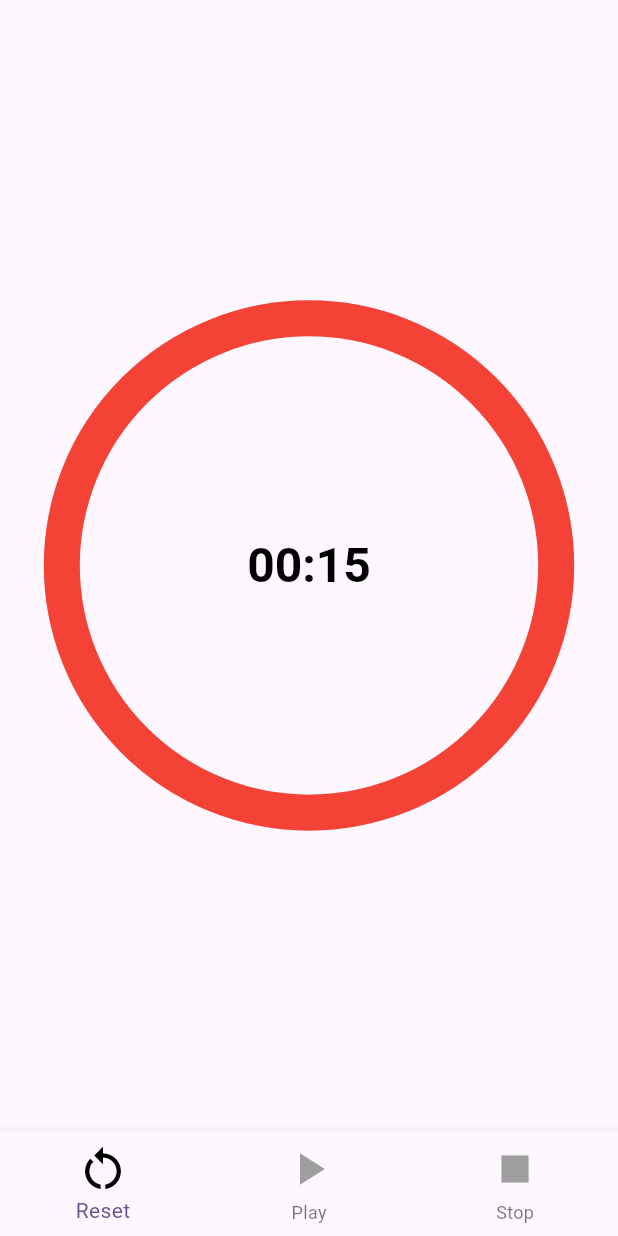
After one commit to sigirace/animation_challenge, a Flutter app: the screen it shows after launch, after a tap on "Pomodoro", on a phone screen of 412 x 824 dp. The commit adds this screen. Run offline on Flutter 3.47's test engine with Material 3 defaults, Android fonts, the light colour scheme and no system bars.

Commit message:
pomodoro challenge

```diff
--- a/lib/screens/menu_screen.dart
+++ b/lib/screens/menu_screen.dart
@@ -1,5 +1,6 @@
 import 'package:animation_challenge/screens/explicit_animation_screen.dart';
 import 'package:animation_challenge/screens/implicit_animation_screen.dart';
+import 'package:animation_challenge/screens/pomodoro_screen.dart';
 import 'package:flutter/material.dart';
 
 class MenuScreen extends StatelessWidget {
@@ -39,6 +40,15 @@ class MenuScreen extends StatelessWidget {
               },
               child: Text('Explicit Animation'),
             ),
+            ElevatedButton(
+              onPressed: () {
+                _goToPage(
+                  context,
+                  const PomodoroScreen(),
+                );
+              },
+              child: Text('Pomodoro'),
+            ),
           ],
         ),
       ),
--- /dev/null
+++ b/lib/screens/pomodoro_screen.dart
@@ -0,0 +1,225 @@
+import 'dart:math';
+
+import 'package:animation_challenge/utils/time_util.dart';
+import 'package:flutter/material.dart';
+
+class PomodoroScreen extends StatefulWidget {
+  const PomodoroScreen({super.key});
+
+  @override
+  State<PomodoroScreen> createState() => _PomodoroScreenState();
+}
+
+class _PomodoroScreenState extends State<PomodoroScreen>
+    with SingleTickerProviderStateMixin {
+  late final AnimationController _controller;
+  late final Animation<double> _progressAnimation;
+  late final CurvedAnimation _curvedAnimation;
+  final Duration _duration = const Duration(seconds: 15);
+  int _currentIndex = 0;
+  bool _isPlaying = false;
+  @override
+  void initState() {
+    super.initState();
+    _controller = AnimationController(
+      vsync: this,
+      duration: _duration,
+    );
+    _curvedAnimation = CurvedAnimation(
+      parent: _controller,
+      curve: Curves.linear,
+    );
+    _progressAnimation = Tween<double>(
+      begin: 1.0,
+      end: 0.0,
+    ).animate(_curvedAnimation);
+  }
+
+  void _onNavBarTap(int index) {
+    setState(() {
+      _currentIndex = index;
+    });
+
+    if (index == 0) {
+      // Reset
+      setState(() {
+        _isPlaying = false;
+      });
+      _controller.reset();
+    } else if (index == 1) {
+      // Play
+      if (_controller.value == 1.0) {
+        return;
+      }
+      if (_isPlaying) {
+        _controller.stop();
+      } else {
+        _controller.forward();
+      }
+      setState(() {
+        _isPlaying = !_isPlaying;
+      });
+    } else if (index == 2) {
+      // Stop
+      setState(() {
+        _isPlaying = false;
+      });
+      _controller.value = 1.0;
+    }
+  }
+
+  @override
+  void dispose() {
+    _controller.dispose();
+    super.dispose();
+  }
+
+  @override
+  Widget build(BuildContext context) {
+    final size = MediaQuery.of(context).size;
+    final circleSize = size.width * 0.5;
+    return Scaffold(
+      body: Center(
+        child: AnimatedBuilder(
+          animation: _progressAnimation,
+          builder: (context, child) {
+            return CustomPaint(
+              painter: PomodoroPainter(
+                progress: _controller.value,
+                duration: _duration,
+                isPlaying: _isPlaying,
+              ),
+              size: Size(circleSize, circleSize),
+            );
+          },
+        ),
+      ),
+      bottomNavigationBar: BottomNavigationBar(
+        currentIndex: _currentIndex,
+        onTap: _onNavBarTap,
+        items: [
+          BottomNavigationBarItem(
+            icon: Icon(
+              Icons.restart_alt,
+              size: 36,
+              color: _currentIndex == 0 ? Colors.black : Colors.grey,
+            ),
+            label: 'Reset',
+          ),
+          BottomNavigationBarItem(
+            icon: Icon(
+              _isPlaying ? Icons.pause : Icons.play_arrow,
+              size: 36,
+              color: _currentIndex == 1 ? Colors.black : Colors.grey,
+            ),
+            label: 'Play',
+          ),
+          BottomNavigationBarItem(
+            icon: Icon(
+              Icons.stop,
+              size: 36,
+              color: _currentIndex == 2 ? Colors.black : Colors.grey,
+            ),
+            label: 'Stop',
+          ),
+        ],
+      ),
+    );
+  }
+}
+
+class PomodoroPainter extends CustomPainter {
+  final double progress;
+  final Duration duration;
+  final bool isPlaying;
+
+  PomodoroPainter({
+    required this.progress,
+    required this.duration,
+    required this.isPlaying,
+  });
+
+  @override
+  void paint(Canvas canvas, Size size) {
+    final center = Offset(size.width / 2, size.height / 2);
+    final strokeWidth = 24.0;
+    final startAngle = 3 / 2 * pi;
+
+    final greyRadius = size.width * 0.8;
+    final greyPaint = Paint()
+      ..color = Colors.grey.withAlpha(50)
+      ..style = PaintingStyle.stroke
+      ..strokeWidth = strokeWidth;
+
+    canvas.drawCircle(center, greyRadius, greyPaint);
+
+    final redArcRect = Rect.fromCircle(center: center, radius: greyRadius);
+
+    final redArcPaint = Paint()
+      ..color = Colors.red
+      ..style = PaintingStyle.stroke
+      ..strokeWidth = strokeWidth
+      ..strokeCap = StrokeCap.round;
+
+    canvas.drawArc(
+      redArcRect,
+      startAngle,
+      (1 - progress) * 2 * pi,
+      false,
+      redArcPaint,
+    );
+
+    final remainingTime = duration * (1 - progress);
+    final remainingSeconds = remainingTime.inSeconds;
+
+    TextStyle textStyle = const TextStyle(
+      color: Colors.black,
+      fontWeight: FontWeight.bold,
+    );
+
+    bool shouldBlink = isPlaying && remainingSeconds <= 10;
+    bool shouldScale = isPlaying && remainingSeconds <= 5;
+
+    double fontSize = 32;
+    if (shouldScale) {
+      double scaleProgress =
+          sin(DateTime.now().millisecondsSinceEpoch / 150) * 0.5 + 1.0;
+      fontSize *= scaleProgress;
+    }
+
+    textStyle = textStyle.copyWith(fontSize: fontSize);
+
+    final textSpan = TextSpan(
+      text: remainingSeconds > 0 ? getTimerString(remainingTime) : "00:00",
+      style: textStyle,
+    );
+
+    final textPainter = TextPainter(
+      text: textSpan,
+      textDirection: TextDirection.ltr,
+    );
+
+    textPainter.layout();
+
+    final textOffset = Offset(
+      center.dx - textPainter.width / 2,
+      center.dy - textPainter.height / 2,
+    );
+
+    textPainter.paint(canvas, textOffset);
+
+    if (shouldBlink) {
+      final backgroundPaint = Paint()
+        ..color = Colors.red.withOpacity(
+          0.3 * (sin(DateTime.now().millisecondsSinceEpoch / 200) * 0.5 + 0.5),
+        );
+      canvas.drawCircle(center, greyRadius - strokeWidth / 2, backgroundPaint);
+    }
+  }
+
+  @override
+  bool shouldRepaint(covariant PomodoroPainter oldDelegate) {
+    return oldDelegate.progress != progress ||
+        oldDelegate.isPlaying != isPlaying;
+  }
+}
--- /dev/null
+++ b/lib/utils/time_util.dart
@@ -0,0 +1,6 @@
+// 시간을 "MM:SS" 형식으로 변환하는 함수
+String getTimerString(Duration duration) {
+  final minutes = duration.inMinutes.remainder(60).toString().padLeft(2, '0');
+  final seconds = duration.inSeconds.remainder(60).toString().padLeft(2, '0');
+  return '$minutes:$seconds';
+}
```
